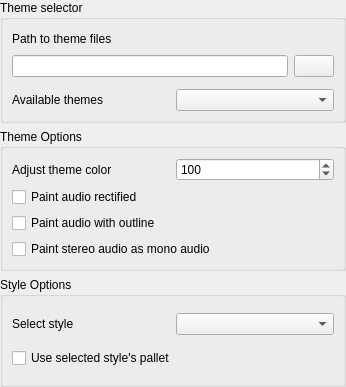
Old version of the form src/traverso/ui/ThemeConfigPage.ui in the repository ErwanLegrand/Traverso-DAW.
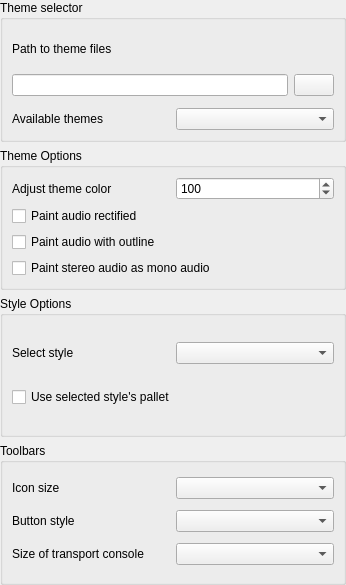
New version of the form.

Commit message:
- The style of the tool bars can be changed (size of the icons, icon/text combinations) - The size of the transport console can be changed
Go to "Preferences -> Appearance -> Toolbars" to check it out. It's better to undock the transport console if you make it bigger than the regular toolbars.

What changed in the file:
```diff
--- a/src/traverso/ui/ThemeConfigPage.ui
+++ b/src/traverso/ui/ThemeConfigPage.ui
@@ -6,25 +6,23 @@
     <x>0</x>
     <y>0</y>
     <width>346</width>
-    <height>387</height>
+    <height>585</height>
    </rect>
   </property>
   <property name="windowTitle" >
    <string>Form</string>
   </property>
-  <layout class="QVBoxLayout" >
-   <property name="margin" >
-    <number>0</number>
-   </property>
+  <layout class="QVBoxLayout" name="verticalLayout_2" >
    <property name="spacing" >
     <number>6</number>
    </property>
+   <property name="margin" >
+    <number>0</number>
+   </property>
    <item>
     <widget class="QGroupBox" name="groupBox" >
      <property name="sizePolicy" >
-      <sizepolicy>
-       <hsizetype>5</hsizetype>
-       <vsizetype>5</vsizetype>
+      <sizepolicy vsizetype="Preferred" hsizetype="Preferred" >
        <horstretch>1</horstretch>
        <verstretch>0</verstretch>
       </sizepolicy>
@@ -33,12 +31,12 @@
       <string>Theme selector</string>
      </property>
      <layout class="QVBoxLayout" >
-      <property name="margin" >
-       <number>9</number>
-      </property>
       <property name="spacing" >
        <number>12</number>
       </property>
+      <property name="margin" >
+       <number>9</number>
+      </property>
       <item>
        <layout class="QVBoxLayout" >
         <property name="margin" >
@@ -47,6 +45,9 @@
         <property name="spacing" >
          <number>6</number>
         </property>
+        <property name="margin" >
+         <number>0</number>
+        </property>
         <item>
          <layout class="QHBoxLayout" >
           <property name="margin" >
@@ -91,9 +92,7 @@
              <bool>true</bool>
             </property>
             <property name="sizePolicy" >
-             <sizepolicy>
-              <hsizetype>7</hsizetype>
-              <vsizetype>0</vsizetype>
+             <sizepolicy vsizetype="Fixed" hsizetype="Expanding" >
               <horstretch>5</horstretch>
               <verstretch>0</verstretch>
              </sizepolicy>
@@ -122,18 +121,13 @@
       </item>
       <item>
        <layout class="QHBoxLayout" >
-        <property name="margin" >
-         <number>0</number>
-        </property>
         <property name="spacing" >
          <number>6</number>
         </property>
         <item>
          <widget class="QLabel" name="label" >
           <property name="sizePolicy" >
-           <sizepolicy>
-            <hsizetype>5</hsizetype>
-            <vsizetype>5</vsizetype>
+           <sizepolicy vsizetype="Preferred" hsizetype="Preferred" >
             <horstretch>1</horstretch>
             <verstretch>0</verstretch>
            </sizepolicy>
@@ -146,9 +140,7 @@
         <item>
          <widget class="QComboBox" name="themeSelecterCombo" >
           <property name="sizePolicy" >
-           <sizepolicy>
-            <hsizetype>5</hsizetype>
-            <vsizetype>0</vsizetype>
+           <sizepolicy vsizetype="Fixed" hsizetype="Preferred" >
             <horstretch>1</horstretch>
             <verstretch>0</verstretch>
            </sizepolicy>
@@ -166,12 +158,12 @@
       <string>Theme Options</string>
      </property>
      <layout class="QVBoxLayout" >
-      <property name="margin" >
-       <number>9</number>
-      </property>
       <property name="spacing" >
        <number>6</number>
       </property>
+      <property name="margin" >
+       <number>9</number>
+      </property>
       <item>
        <layout class="QHBoxLayout" >
         <property name="margin" >
@@ -180,6 +172,9 @@
         <property name="spacing" >
          <number>6</number>
         </property>
+        <property name="margin" >
+         <number>0</number>
+        </property>
         <item>
          <widget class="QLabel" name="label_3" >
           <property name="text" >
@@ -236,27 +231,16 @@
      <property name="title" >
       <string>Style Options</string>
      </property>
-     <layout class="QVBoxLayout" >
-      <property name="margin" >
-       <number>9</number>
-      </property>
-      <property name="spacing" >
-       <number>6</number>
-      </property>
+     <layout class="QVBoxLayout" name="verticalLayout" >
       <item>
        <layout class="QHBoxLayout" >
-        <property name="margin" >
-         <number>0</number>
-        </property>
         <property name="spacing" >
          <number>6</number>
         </property>
         <item>
          <widget class="QLabel" name="label_4" >
           <property name="sizePolicy" >
-           <sizepolicy>
-            <hsizetype>5</hsizetype>
-            <vsizetype>5</vsizetype>
+           <sizepolicy vsizetype="Preferred" hsizetype="Preferred" >
             <horstretch>1</horstretch>
             <verstretch>0</verstretch>
            </sizepolicy>
@@ -269,9 +253,7 @@
         <item>
          <widget class="QComboBox" name="styleCombo" >
           <property name="sizePolicy" >
-           <sizepolicy>
-            <hsizetype>5</hsizetype>
-            <vsizetype>0</vsizetype>
+           <sizepolicy vsizetype="Fixed" hsizetype="Preferred" >
             <horstretch>1</horstretch>
             <verstretch>0</verstretch>
            </sizepolicy>
@@ -290,6 +272,57 @@
      </layout>
     </widget>
    </item>
+   <item>
+    <widget class="QGroupBox" name="toolbarGroupBox" >
+     <property name="title" >
+      <string>Toolbars</string>
+     </property>
+     <layout class="QVBoxLayout" name="verticalLayout_3" >
+      <item>
+       <layout class="QHBoxLayout" name="horizontalLayout" >
+        <item>
+         <widget class="QLabel" name="label_5" >
+          <property name="text" >
+           <string>Icon size</string>
+          </property>
+         </widget>
+        </item>
+        <item>
+         <widget class="QComboBox" name="iconSizeCombo" />
+        </item>
+       </layout>
+      </item>
+      <item>
+       <layout class="QHBoxLayout" name="horizontalLayout_3" >
+        <item>
+         <widget class="QLabel" name="label_7" >
+          <property name="text" >
+           <string>Button style</string>
+          </property>
+         </widget>
+        </item>
+        <item>
+         <widget class="QComboBox" name="toolbarStyleCombo" />
+        </item>
+       </layout>
+      </item>
+      <item>
+       <layout class="QHBoxLayout" name="horizontalLayout_2" >
+        <item>
+         <widget class="QLabel" name="label_6" >
+          <property name="text" >
+           <string>Size of transport console</string>
+          </property>
+         </widget>
+        </item>
+        <item>
+         <widget class="QComboBox" name="transportConsoleCombo" />
+        </item>
+       </layout>
+      </item>
+     </layout>
+    </widget>
+   </item>
   </layout>
  </widget>
  <resources/>
```
Left out of the diff: 26 changed lines with no effect on the pictures. The commit also changes 5 other files.
